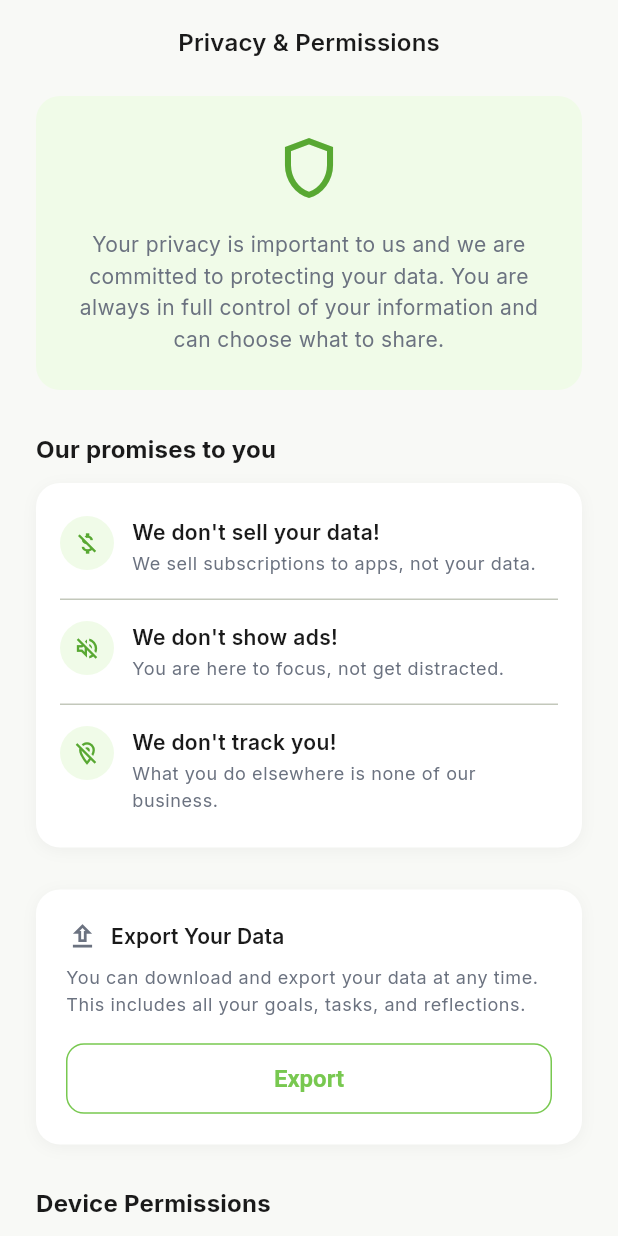
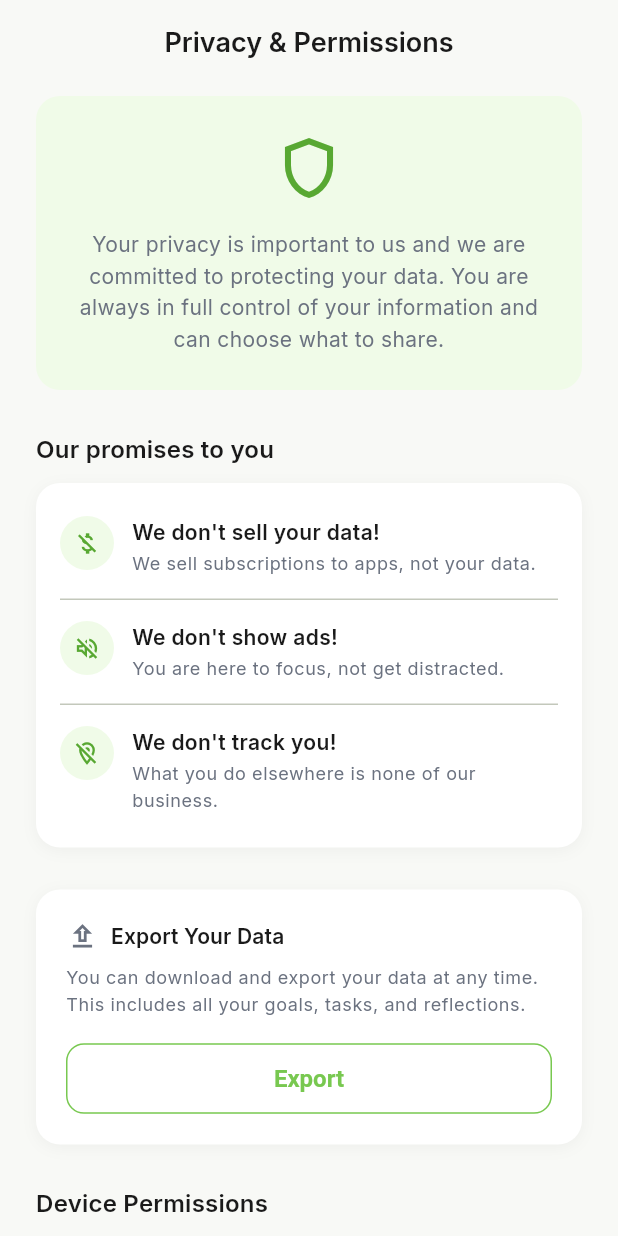
Before and after one commit to allwii/kinwii-app, a Flutter app: the PrivacyScreen screen opened by its route, on a phone screen of 412 x 824 dp. Run offline on Flutter 3.47's test engine with Material 3 defaults, Android fonts, the phone set to English and light mode, and no system bars; our stand-ins replace dio, flutter_local_notifications, flutter_riverpod, flutter_secure_storage, go_router, google_fonts and 3 more; accounts and stored records are empty; network calls fail.

Commit message:
UI/UX improvement on font and styling

```diff
--- a/mobile/lib/features/analytics/presentation/screens/analytics_screen.dart
+++ b/mobile/lib/features/analytics/presentation/screens/analytics_screen.dart
@@ -159,7 +159,7 @@ class AnalyticsScreen extends ConsumerWidget {
         ),
         title: Text(
           'Progress',
-          style: Theme.of(context).textTheme.titleMedium?.copyWith(
+          style: Theme.of(context).textTheme.titleLarge?.copyWith(
                 color: AppColors.content,
               ),
         ),
--- a/mobile/lib/features/coach/presentation/screens/coach_screen.dart
+++ b/mobile/lib/features/coach/presentation/screens/coach_screen.dart
@@ -365,7 +365,7 @@ class _MessageBubble extends StatelessWidget {
             boxShadow: [
               BoxShadow(
                 color: Colors.black.withOpacity(0.04),
-                blurRadius: 6,
+                blurRadius: 8,
                 offset: const Offset(0, 2),
               ),
             ],
--- a/mobile/lib/features/settings/presentation/screens/notification_settings_screen.dart
+++ b/mobile/lib/features/settings/presentation/screens/notification_settings_screen.dart
@@ -41,7 +41,7 @@ class NotificationSettingsScreen extends ConsumerWidget {
         elevation: 0,
         title: Text(
           'Notifications',
-          style: Theme.of(context).textTheme.titleMedium?.copyWith(
+          style: Theme.of(context).textTheme.titleLarge?.copyWith(
                 color: AppColors.content,
               ),
         ),
--- a/mobile/lib/features/settings/presentation/screens/privacy_screen.dart
+++ b/mobile/lib/features/settings/presentation/screens/privacy_screen.dart
@@ -17,7 +17,7 @@ class PrivacyScreen extends StatelessWidget {
         elevation: 0,
         title: Text(
           'Privacy & Permissions',
-          style: Theme.of(context).textTheme.titleMedium?.copyWith(
+          style: Theme.of(context).textTheme.titleLarge?.copyWith(
                 color: AppColors.content,
               ),
         ),
@@ -57,7 +57,7 @@ class PrivacyScreen extends StatelessWidget {
             'Our promises to you',
             style: Theme.of(context).textTheme.titleMedium?.copyWith(
                   color: AppColors.content,
-                  fontWeight: FontWeight.w700,
+                  fontWeight: FontWeight.w600,
                 ),
           ),
           const SizedBox(height: 12),
@@ -171,7 +171,7 @@ class PrivacyScreen extends StatelessWidget {
             'Device Permissions',
             style: Theme.of(context).textTheme.titleMedium?.copyWith(
                   color: AppColors.content,
-                  fontWeight: FontWeight.w700,
+                  fontWeight: FontWeight.w600,
                 ),
           ),
           const SizedBox(height: 12),
--- a/mobile/lib/features/settings/presentation/screens/settings_screen.dart
+++ b/mobile/lib/features/settings/presentation/screens/settings_screen.dart
@@ -502,7 +502,7 @@ class _FirstDayRow extends ConsumerWidget {
           context: context,
           backgroundColor: Colors.white,
           shape: const RoundedRectangleBorder(
-            borderRadius: BorderRadius.vertical(top: Radius.circular(16)),
+            borderRadius: BorderRadius.vertical(top: Radius.circular(24)),
           ),
           builder: (_) => Padding(
             padding: const EdgeInsets.all(24),
--- a/mobile/lib/features/today/presentation/screens/today_screen.dart
+++ b/mobile/lib/features/today/presentation/screens/today_screen.dart
@@ -540,6 +540,7 @@ class _TaskTile extends StatelessWidget {
                         color: task.completed
                             ? AppColors.contentTertiary
                             : AppColors.content,
+                        fontWeight: task.completed ? FontWeight.w400 : FontWeight.w500,
                         decoration: task.completed
                             ? TextDecoration.lineThrough
                             : null,
--- a/mobile/lib/features/week/presentation/screens/week_screen.dart
+++ b/mobile/lib/features/week/presentation/screens/week_screen.dart
@@ -317,7 +317,7 @@ class _WeekScreenState extends ConsumerState<WeekScreen> {
               // Header — tappable to open week picker
               SliverToBoxAdapter(
                 child: Padding(
-                  padding: const EdgeInsets.fromLTRB(8, 16, 8, 4),
+                  padding: const EdgeInsets.fromLTRB(16, 16, 16, 4),
                   child: Row(
                     children: [
                       IconButton(
```
Also changed, not shown: mobile/lib/features/reflect/presentation/screens/weekly_review_screen.dart (+4 -4 lines).
